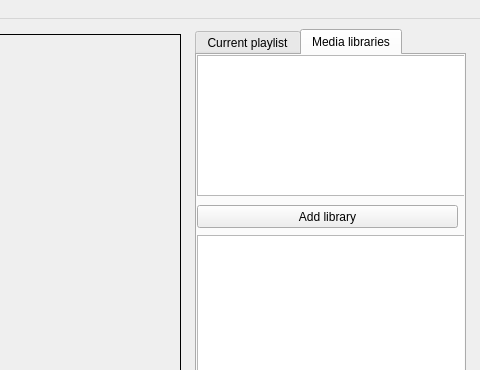
This is mainwindow.ui in zlatilda/media_player as Qt 5 draws it before an edit; both pictures show x 425 to 905 and y 0 to 370 of the 905 by 525 pixel window. The edited form follows.
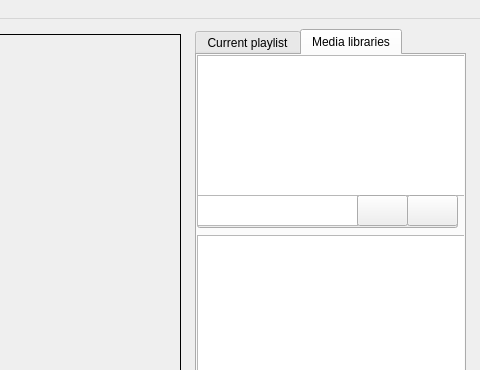
This is the edited form.

```diff
--- a/mainwindow.ui
+++ b/mainwindow.ui
@@ -207,6 +207,42 @@
        <string>Add media</string>
       </property>
      </widget>
+     <widget class="QTextEdit" name="new_lib_input">
+      <property name="geometry">
+       <rect>
+        <x>0</x>
+        <y>140</y>
+        <width>161</width>
+        <height>31</height>
+       </rect>
+      </property>
+     </widget>
+     <widget class="QPushButton" name="save_new_lib">
+      <property name="geometry">
+       <rect>
+        <x>160</x>
+        <y>140</y>
+        <width>51</width>
+        <height>31</height>
+       </rect>
+      </property>
+      <property name="text">
+       <string/>
+      </property>
+     </widget>
+     <widget class="QPushButton" name="new_lib_add_cancel">
+      <property name="geometry">
+       <rect>
+        <x>210</x>
+        <y>140</y>
+        <width>51</width>
+        <height>31</height>
+       </rect>
+      </property>
+      <property name="text">
+       <string/>
+      </property>
+     </widget>
     </widget>
    </widget>
    <widget class="QLabel" name="label">
```
